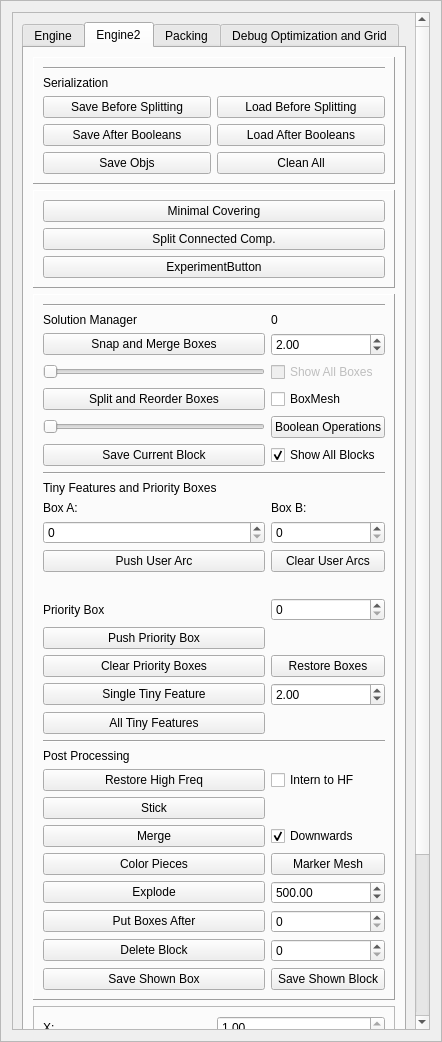
Above: GUI/managers/enginemanager.ui from alemuntoni/HeightFieldDecomposition before the change. Below: the same form after it.
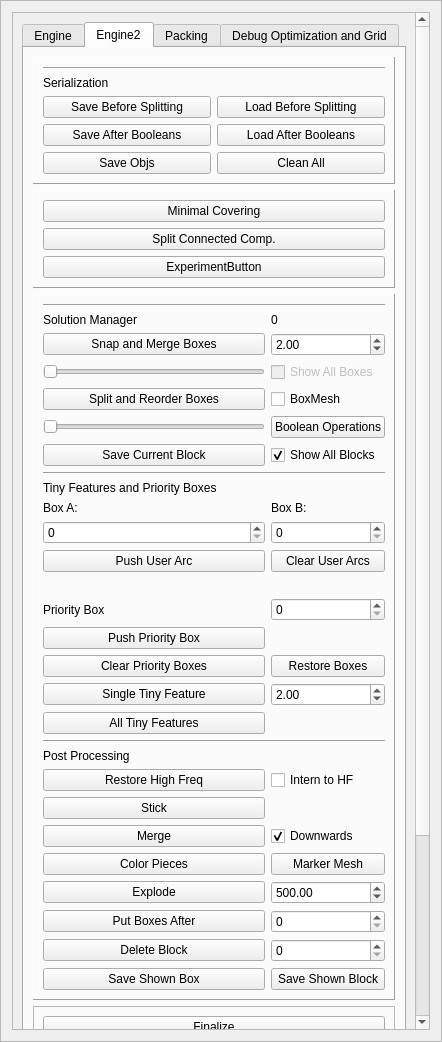
That is the form after the change.

What changed in the file:
```diff
--- a/GUI/managers/enginemanager.ui
+++ b/GUI/managers/enginemanager.ui
@@ -62,9 +62,9 @@
       <property name="geometry">
        <rect>
         <x>0</x>
-        <y>-189</y>
+        <y>-327</y>
         <width>420</width>
-        <height>1333</height>
+        <height>1364</height>
        </rect>
       </property>
       <property name="sizePolicy">
@@ -1206,7 +1206,7 @@
                 </property>
                </widget>
               </item>
-              <item row="0" column="1">
+              <item row="1" column="1">
                <widget class="QDoubleSpinBox" name="xvSpinBox">
                 <property name="minimum">
                  <double>-1.000000000000000</double>
@@ -1275,14 +1275,21 @@
                 </property>
                </widget>
               </item>
-              <item row="0" column="0">
+              <item row="1" column="0">
                <widget class="QLabel" name="label_33">
                 <property name="text">
                  <string>X:</string>
                 </property>
                </widget>
               </item>
-              <item row="5" column="0">
+              <item row="0" column="0" colspan="2">
+               <widget class="QPushButton" name="finalizePushButton">
+                <property name="text">
+                 <string>Finalize</string>
+                </property>
+               </widget>
+              </item>
+              <item row="6" column="0" colspan="2">
                <widget class="QPushButton" name="rotatePushButton">
                 <property name="text">
                  <string>Rotate</string>
```
Left out of the diff: 12 changed lines with no effect on the pictures.
